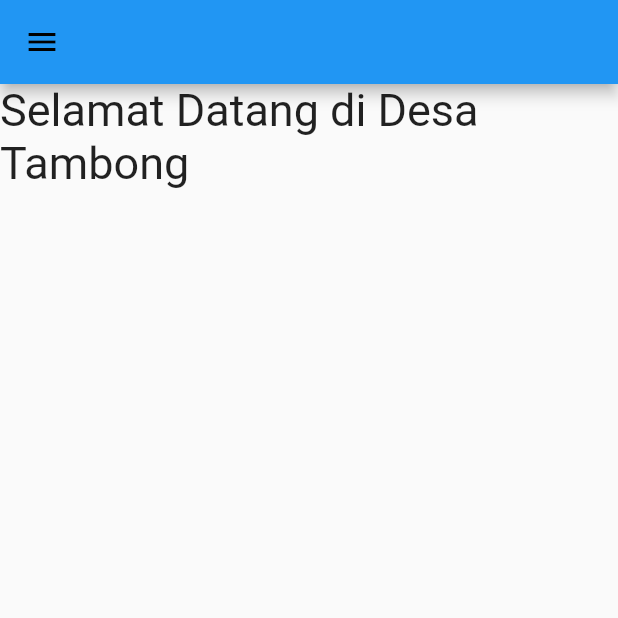
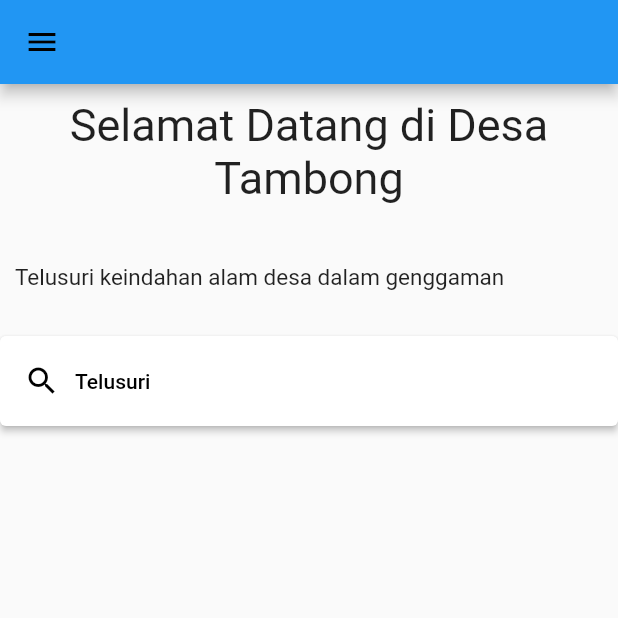
Before and after one commit to PBL-Class-2C-Group-2/pbl-mobile, a Flutter app: the HomeView screen opened directly, on a phone screen of 412 x 824 dp, the top half of it. Run offline on Flutter 3.47's test engine with Material 2 defaults, Android fonts, the phone set to English and light mode, and no system bars; our stand-ins replace google_fonts; Roboto replaces fonts that are missing (Itim).

Commit message:
PBL-MOBILE

```diff
--- a/lib/view/home.view.dart
+++ b/lib/view/home.view.dart
@@ -13,13 +13,55 @@ class HomeView extends StatelessWidget {
       ),
       drawer: Sidebar(),
       body: Column(
-        mainAxisAlignment: MainAxisAlignment.start,
         children: [
-          Text(
-            'Selamat Datang di Desa Tambong',
-            style: TextStyle(
-              fontFamily: 'Itim',
-              fontSize: 30,
+          Container(
+            alignment: Alignment.topLeft,
+            padding: EdgeInsets.all(10),
+            child: Text(
+              'Selamat Datang di Desa Tambong',
+              textAlign: TextAlign.center,
+              style: TextStyle(
+                fontFamily: 'Itim',
+                fontSize: 30,
+              ),
+            ),
+          ),
+          SizedBox(height: 20),
+          Container(
+            padding: EdgeInsets.all(10),
+            alignment: Alignment.topLeft,
+            child: Text(
+              'Telusuri keindahan alam desa dalam genggaman',
+              textAlign: TextAlign.left,
+              style: TextStyle(
+                fontFamily: 'Itim',
+                fontSize: 15,
+              ),
+            ),
+          ),
+          SizedBox(height: 20),
+          ElevatedButton(
+            child: Container(
+              padding: EdgeInsets.symmetric(vertical: 15),
+              width: double.infinity,
+              height: 60,
+              child: Row(
+                children: [
+                  Icon(
+                    Icons.search,
+                    color: Colors.black,
+                  ),
+                  SizedBox(width: 10),
+                  Text(
+                    'Telusuri',
+                    style: TextStyle(color: Colors.black),
+                  ),
+                ],
+              ),
+            ),
+            onPressed: () {},
+            style: ElevatedButton.styleFrom(
+              primary: Color.fromARGB(255, 255, 255, 255),
             ),
           ),
         ],
```
